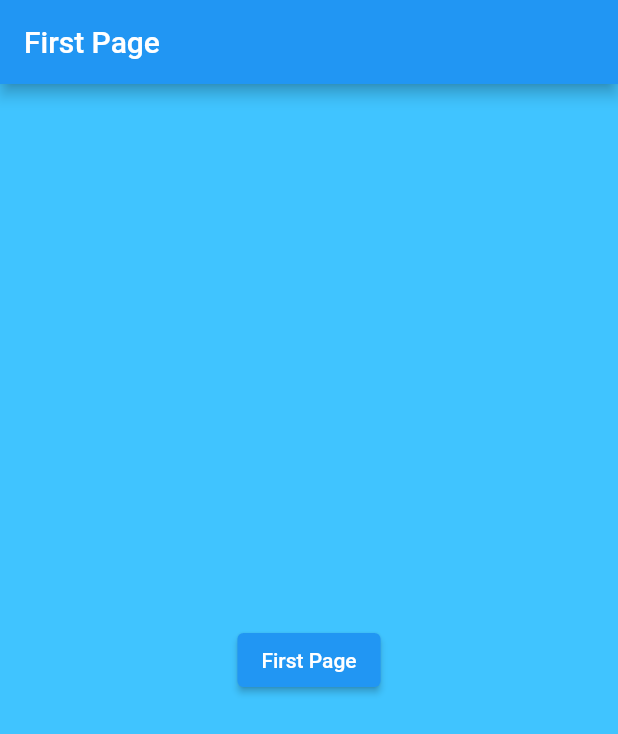
After one commit to Abhay987/all_widget_included, a Flutter app: the screen it shows after launch, after a tap on "Route Screen", on a phone screen of 412 x 824 dp. The commit adds this screen. Shown: the top 734 px of the screen. Run offline on Flutter 3.47's test engine with Material 2 defaults, Android fonts, the phone set to English and light mode, and no system bars.

Commit message:
Add route trasition builder file and date

```diff
--- a/lib/main.dart
+++ b/lib/main.dart
@@ -7,6 +7,7 @@ import 'package:myfirstapp/grid_data.dart';
 import 'package:myfirstapp/img_screen.dart';
 import 'package:myfirstapp/list_data.dart';
 import 'package:myfirstapp/row_column.dart';
+import 'package:myfirstapp/rte_date.dart';
 import 'package:myfirstapp/stack_layout.dart';
 import 'package:myfirstapp/stful_data.dart';
 import 'package:myfirstapp/wrap_data.dart';
@@ -25,6 +26,8 @@ void main() {
         '/wrapdata':(context) => const WrapData(),
         '/stfldata':(context) => const StflData(),
         '/btmnvbr':(context) => const BtmNvr(),
+        '/rtscr':(context) => const RteData(),
+
 
 
       },));
@@ -54,6 +57,8 @@ class MyApp extends StatelessWidget {
           ElevatedButton(onPressed: (){ Navigator.pushNamed(context, '/wrapdata');}, child: const Text('Wrap Launch')),
           ElevatedButton(onPressed: (){ Navigator.pushNamed(context, '/stfldata');}, child: const Text('StatefulWidgt Launch')),
           ElevatedButton(onPressed: (){ Navigator.pushNamed(context, '/btmnvbr');}, child: const Text('btmnvbr Launch')),
+          ElevatedButton(onPressed: (){ Navigator.pushNamed(context, '/rtscr');}, child: const Text('Route Screen')),
+
 
        ],
     ),)
--- /dev/null
+++ b/lib/rte_date.dart
@@ -0,0 +1,41 @@
+import 'package:flutter/material.dart';
+class RteData extends StatelessWidget {
+  const RteData({ Key? key }) : super(key: key);
+
+  @override
+  Widget build(BuildContext context) {
+    return MaterialApp(
+      home: Scaffold(appBar: AppBar(title: const Text('First Page')),
+      backgroundColor: Colors.lightBlueAccent,
+      body: Center(
+        child: ElevatedButton(
+               onPressed: (){
+          //  Navigator.push(context, MaterialPageRoute(builder: (context) =>const SecondPage(),));
+         Navigator.push(context,
+          PageRouteBuilder(pageBuilder: (c,a1,a2)=>const SecondPage(),
+          transitionsBuilder: (c,a1,a2,child)=>FadeTransition(opacity: a1,child: child),
+          transitionDuration: const Duration(seconds: 2)));
+        },
+         child: const Text('First Page')),
+      ),
+      ),
+    );
+  }
+}
+class SecondPage extends StatelessWidget {
+const SecondPage({ Key? key }) : super(key: key);
+ @override
+  Widget build(BuildContext context) {
+    return Container(
+        color: Colors.blueGrey,
+        child: Center(
+        child: ElevatedButton(onPressed: (){
+          Navigator.pop(context);
+         // Navigator.of(context).pop();
+        }, child: const Text('Second Page')),
+    ),
+      );
+
+
+  }
+}
```
